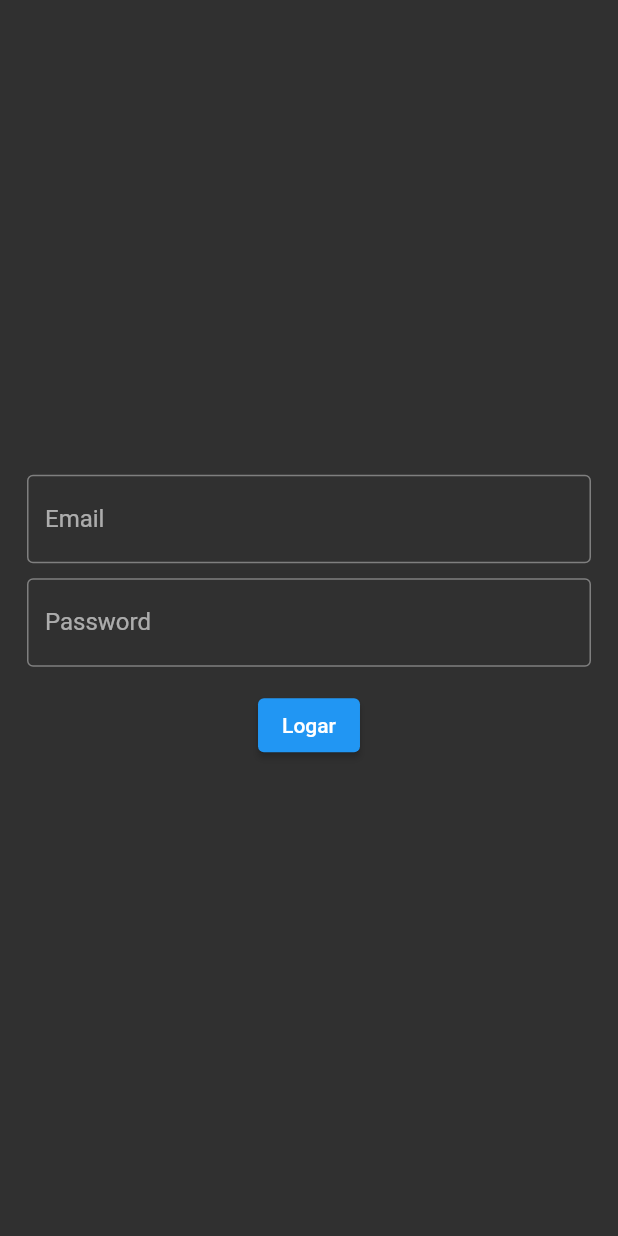
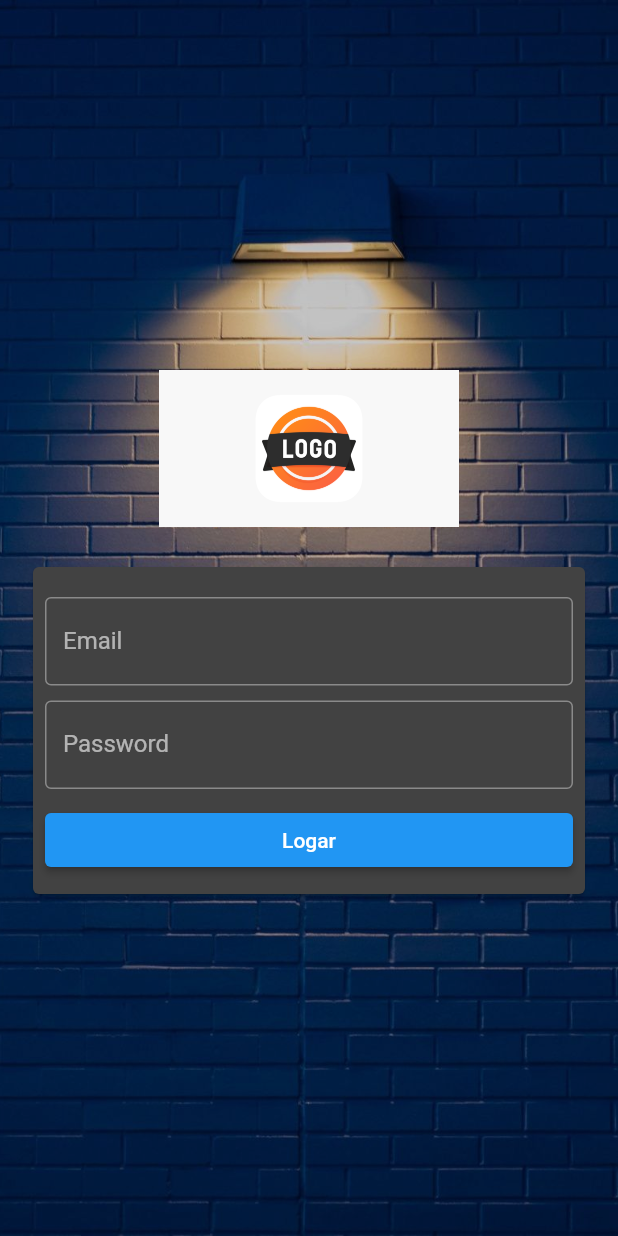
Before and after one commit to renanponick/flutterInit, a Flutter app: the screen it shows after launch, after a tap on "Logar", on a phone screen of 412 x 824 dp. Run offline on Flutter 3.47's test engine with Material 2 defaults, Android fonts, the phone set to English and light mode, and no system bars; network calls fail.

```diff
--- a/lib/app-widger.dart
+++ b/lib/app-widger.dart
@@ -1,5 +1,5 @@
 import 'package:flutter/material.dart';
-import 'package:flutterinit/login%E1%B9%95age.dart';
+import 'package:flutterinit/login-page.dart';
 
 import 'app-controller.dart';
 import 'home-page.dart';
@@ -15,7 +15,11 @@ class Appwidget extends StatelessWidget {
               ? Brightness.dark
               : Brightness.light
           ),
-          home: LoginPage()
+          initialRoute: '/',
+          routes: {
+            '/': (context) => LoginPage(),
+            '/home': (context) => HomePage(),
+          },
         );
     }, animation: AppController.instance);
   }
--- /dev/null
+++ b/lib/login-page.dart
@@ -0,0 +1,95 @@
+import 'package:flutter/material.dart';
+
+class LoginPage extends StatefulWidget {
+  @override
+  _LoginPageState createState() => _LoginPageState();
+}
+
+
+class _LoginPageState extends State<LoginPage> {
+  Widget _body(){
+    return SingleChildScrollView(
+      child: SizedBox(
+        width: MediaQuery.of(context).size.width,
+        height: MediaQuery.of(context).size.height,
+        child: Padding(
+          padding: const EdgeInsets.all(18.0),
+          child: Column(
+            mainAxisAlignment:  MainAxisAlignment.center,
+            children: [
+              Container(
+                width: 200,
+                height: 150,
+                child: Image.asset('assets/images/logo.png'),
+              ),
+              Card(
+                child: Padding(
+                  padding: const EdgeInsets.only(
+                    left:8, right: 8, top: 20, bottom: 12,
+                  ),
+                  child: Column(
+                    children: [
+                      TextField(
+                        onChanged: (text) {
+                          email = (text);
+                        },
+                        keyboardType: TextInputType.emailAddress,
+                        decoration: InputDecoration(
+                          labelText: 'Email',
+                          border: OutlineInputBorder()
+                        ),
+                      ),
+                      SizedBox(height: 10),
+                      TextField(
+                        onChanged: (text) {
+                          password = (text);
+                        },
+                        obscureText: true,
+                        decoration: InputDecoration(
+                          labelText: 'Password',
+                          border: OutlineInputBorder()
+                        ),
+                      ),
+                      SizedBox(height: 10),
+                      ElevatedButton(
+                        onPressed: () {
+                          if(email == 'abc' && password == '123'){
+                            Navigator.of(context).pushReplacementNamed('/home');
+                          }else {
+                            print('Errado');
+                          }
+                        },
+                        child: Container(
+                          width: double.infinity,
+                          child: Text('Logar', textAlign: TextAlign.center,)
+                        ),
+                      ),
+                    ],
+                  ),
+                ),
+              ),
+            ],
+          ),
+        ),
+      ),
+    );
+  }
+
+  String email = '';
+  String password = '';
+  @override
+  Widget build(BuildContext context) {
+    return Scaffold(
+      body: Stack(
+        children: [
+          SizedBox(
+            height: MediaQuery.of(context).size.height,
+            child: Image.asset('assets/images/background.jpg', fit: BoxFit.cover)
+          ),
+          Container(color: Colors.black.withOpacity(0.2)),
+          _body(),
+        ],
+      )
+    );
+  }
+}
--- a/lib/loginṕage.dart
+++ /dev/null
@@ -1,65 +0,0 @@
-import 'package:flutter/material.dart';
-
-import 'home-page.dart';
-
-class LoginPage extends StatefulWidget {
-  @override
-  _LoginPageState createState() => _LoginPageState();
-}
-
-class _LoginPageState extends State<LoginPage> {
-  String email = '';
-  String password = '';
-  @override
-  Widget build(BuildContext context) {
-    return Scaffold(
-      body: SingleChildScrollView(
-        child: SizedBox(
-          width: MediaQuery.of(context).size.width,
-          height: MediaQuery.of(context).size.height,
-          child: Padding(
-            padding: const EdgeInsets.all(18.0),
-            child: Column(
-              mainAxisAlignment:  MainAxisAlignment.center,
-              children: [
-                TextField(
-                  onChanged: (text) {
-                    email = (text);
-                  },
-                  keyboardType: TextInputType.emailAddress,
-                  decoration: InputDecoration(
-                    labelText: 'Email',
-                    border: OutlineInputBorder()
-                  ),
-                ),
-                SizedBox(height: 10),
-                TextField(
-                  onChanged: (text) {
-                    password = (text);
-                  },
-                  obscureText: true,
-                  decoration: InputDecoration(
-                    labelText: 'Password',
-                    border: OutlineInputBorder()
-                  ),
-                ),
-                SizedBox(height: 15),
-                ElevatedButton(
-                  onPressed: () {
-                    if(email == 'abc' && password == '123'){
-                      Navigator.of(context).pushReplacement(
-                        MaterialPageRoute(builder: (context) => HomePage())
-                      );
-                    }else {
-                      print('Errado');
-                    }
-                  },
-                  child: Text('Logar'),)
-              ],
-            ),
-          ),
-        ),
-      ),
-    );
-  }
-}
--- a/pubspec.yaml
+++ b/pubspec.yaml
@@ -45,9 +45,9 @@ flutter:
   uses-material-design: true
 
   # To add assets to your application, add an assets section, like this:
-  # assets:
-  #   - images/a_dot_burr.jpeg
-  #   - images/a_dot_ham.jpeg
+  assets:
+    - assets/images/logo.png
+    - assets/images/background.jpg
 
   # An image asset can refer to one or more resolution-specific "variants", see
   # https://flutter.dev/assets-and-images/#resolution-aware.
```
Also changed, not shown: lib/home-page.dart (+36 -0 lines), assets/images/background.jpg (added), assets/images/logo.png (added), 1 other file.
